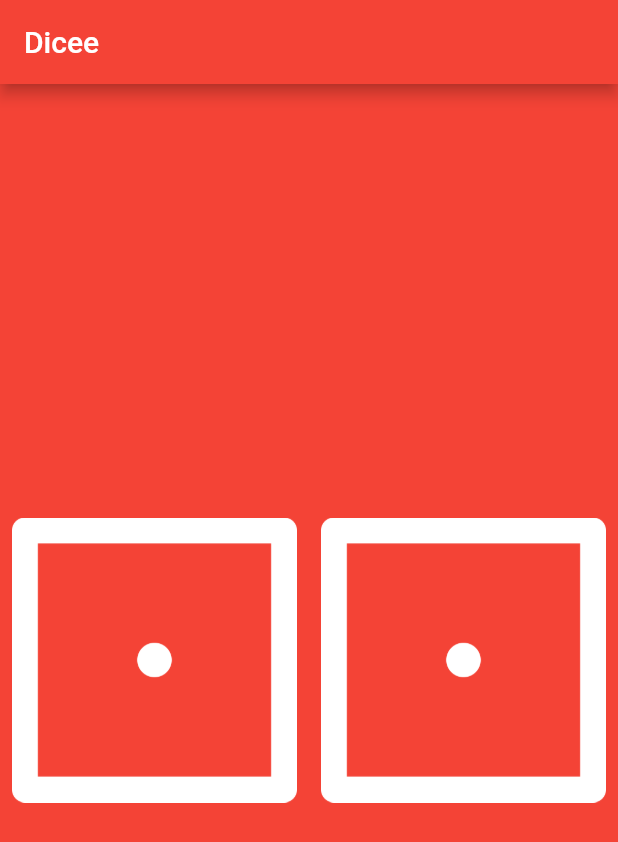
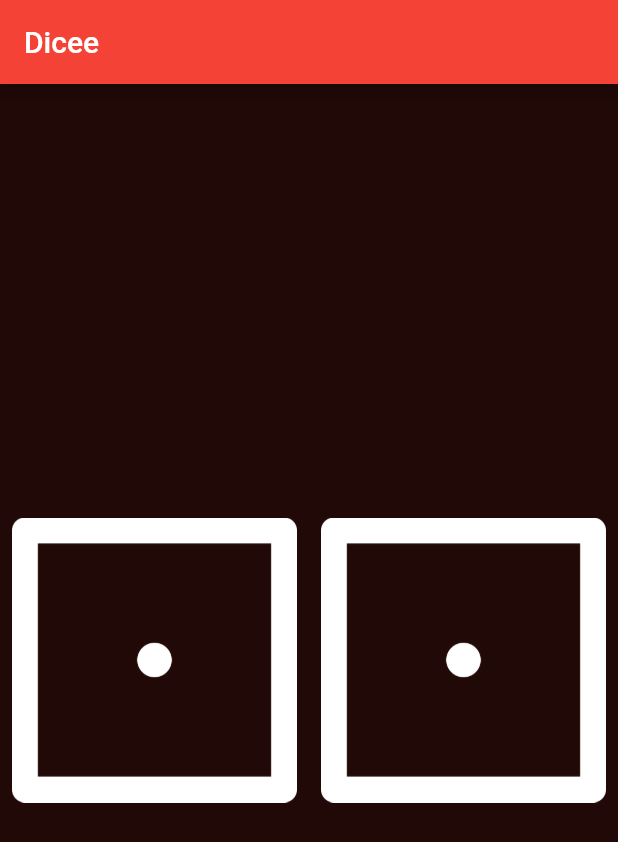
Before and after one commit to temideewan/flutter_reboot_diceApp, a Flutter app: the screen it shows after launch, on a phone screen of 412 x 824 dp. Shown: the top 842 px of the screen. Run offline on Flutter 3.47's test engine with Material 2 defaults, Android fonts, the phone set to English and light mode, and no system bars.

Commit message:
add background toggle with dice roll

```diff
--- a/lib/main.dart
+++ b/lib/main.dart
@@ -26,17 +26,36 @@ class _DicePageState extends State<DicePage> {
   int leftDiceNumber = 1;
   int rightDiceNumber = 1;
   Random randomNum = Random();
+  Color _selectedColor;
+  List<Color> colors = [
+    Colors.red,
+    Colors.green,
+    Colors.blue,
+    Colors.grey,
+    Colors.black87,
+    Colors.yellow
+  ];
 
   void _rollDice() {
     setState(() {
       leftDiceNumber = randomNum.nextInt(6) + 1;
       rightDiceNumber = randomNum.nextInt(6) + 1;
+      _selectedColor = colors[randomNum.nextInt(6)];
     });
   }
 
   @override
+  void initState() {
+    // TODO: implement initState
+    super.initState();
+    _selectedColor = colors[randomNum.nextInt(6)];
+  }
+
+  @override
   Widget build(BuildContext context) {
-    return Center(
+    return Container(
+      color: _selectedColor,
+      child: Center(
         child: Row(
           children: <Widget>[
             Expanded(
@@ -53,6 +72,7 @@ class _DicePageState extends State<DicePage> {
             ),
           ],
         ),
+      ),
     );
   }
 }
```
Lines whose indentation alone changed are shown as unchanged.
